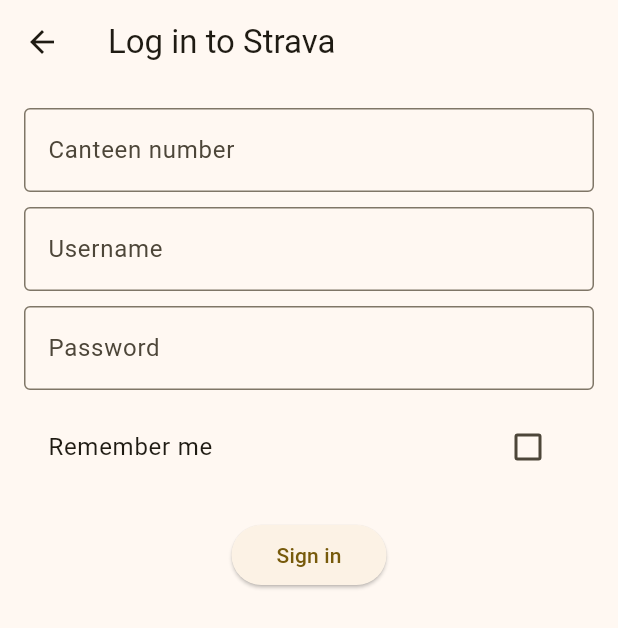
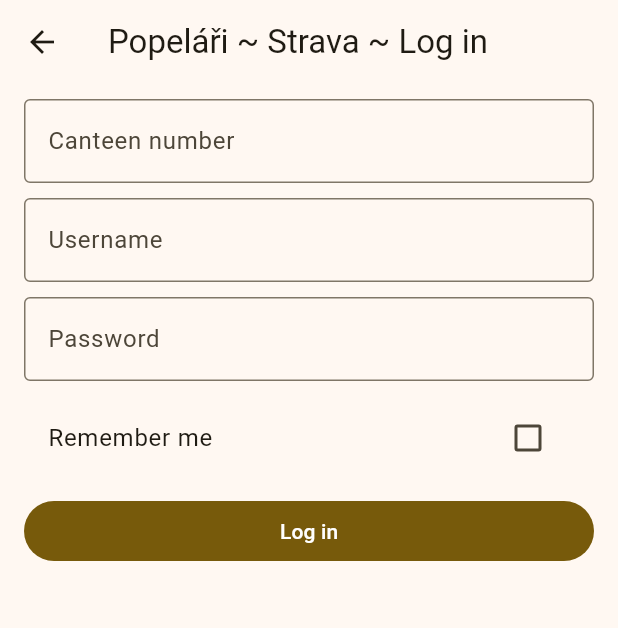
Before and after one commit to voytxt/popelari, a Flutter app: the screen it shows after launch, item 2 of the bottom bar chosen, after a tap on "Log in", on a phone screen of 412 x 824 dp. Shown: the top 628 px of the screen. Run offline on Flutter 3.47's test engine with Material 2 defaults, Android fonts, the phone set to English and light mode, and no system bars; our stand-ins replace flutter_secure_storage, logger.

Commit message:
Better Strava log in experience

```diff
--- a/lib/screens/common/error.dart
+++ b/lib/screens/common/error.dart
@@ -1,4 +1,5 @@
 import 'package:flutter/material.dart';
+import 'package:popelari/screens/common/space.dart';
 
 class Error extends StatelessWidget {
   const Error({required this.error, required this.stackTrace, super.key});
@@ -10,16 +11,17 @@ class Error extends StatelessWidget {
   Widget build(BuildContext context) {
     TextStyle red(TextStyle textStyle) => textStyle.copyWith(color: Theme.of(context).colorScheme.error);
 
-    return Column(
-      mainAxisAlignment: MainAxisAlignment.center,
-      crossAxisAlignment: CrossAxisAlignment.start,
-      children: [
-        Text('Error', style: red(Theme.of(context).textTheme.headlineLarge!)),
-        const SizedBox(height: 10),
-        Text(error, style: red(Theme.of(context).textTheme.bodyLarge!)),
-        const SizedBox(height: 8),
-        Text(stackTrace, style: red(Theme.of(context).textTheme.bodySmall!)),
-      ],
+    return Expanded(
+      child: SingleChildScrollView(
+        child: Column(
+          crossAxisAlignment: CrossAxisAlignment.start,
+          children: spaceBetween(10, [
+            Text('Error', style: red(Theme.of(context).textTheme.headlineLarge!)),
+            Text(error, style: red(Theme.of(context).textTheme.bodyLarge!)),
+            Text(stackTrace, style: red(Theme.of(context).textTheme.bodySmall!)),
+          ]),
+        ),
+      ),
     );
   }
 }
--- /dev/null
+++ b/lib/screens/common/space.dart
@@ -0,0 +1,14 @@
+import 'package:flutter/material.dart';
+
+List<Widget> spaceBetween(double? space, List<Widget> widgets) {
+  return [
+    widgets[0],
+    for (final widget in widgets.skip(1)) ...[SizedBox(height: space), widget],
+  ];
+}
+
+List<Widget> spaceBeforeEach(double? space, List<Widget> widgets) {
+  return [
+    for (final widget in widgets) ...[SizedBox(height: space), widget],
+  ];
+}
--- a/lib/screens/strava.dart
+++ b/lib/screens/strava.dart
@@ -115,6 +115,7 @@ class _StravaState extends State<Strava> {
       mainAxisAlignment: MainAxisAlignment.center,
       children: [
         Error(error: error.toString(), stackTrace: stackTrace.toString()),
+        const SizedBox(height: 8),
         _buildLogInButton(context),
       ],
     );
@@ -200,8 +201,8 @@ class _StravaState extends State<Strava> {
   }
 
   Widget _buildLogInButton(BuildContext context) {
-    return ElevatedButton(
-      style: ElevatedButton.styleFrom(padding: const EdgeInsets.symmetric(horizontal: 30)),
+    return FilledButton(
+      style: FilledButton.styleFrom(padding: const EdgeInsets.symmetric(horizontal: 30)),
       onPressed: () async {
         final food = await Navigator.pushNamed(context, '/strava/auth') as strava.Food?;
 
--- a/lib/screens/strava/auth.dart
+++ b/lib/screens/strava/auth.dart
@@ -3,6 +3,7 @@ import 'package:flutter/services.dart';
 import 'package:intl/intl.dart' show toBeginningOfSentenceCase;
 import 'package:popelari/api/strava.dart' as strava;
 import 'package:popelari/common/storage.dart';
+import 'package:popelari/screens/common/space.dart';
 
 class Auth extends StatefulWidget {
   const Auth({super.key});
@@ -31,72 +32,53 @@ class _AuthState extends State<Auth> {
   @override
   Widget build(BuildContext context) {
     return Scaffold(
-      appBar: AppBar(
-        title: const Text('Log in to Strava'),
-      ),
+      appBar: AppBar(title: const Text('Popeláři ~ Strava ~ Log in')),
       body: Padding(
-        padding: const EdgeInsets.all(16),
+        padding: const EdgeInsets.symmetric(horizontal: 16),
         child: Form(
           key: _formKey,
-          child: Column(children: [
-            _buildTextFormField(
-              _canteenIdController,
-              'canteen number',
-              keyboard: TextInputType.number,
-              filter: [FilteringTextInputFormatter.digitsOnly],
-            ),
-            const SizedBox(height: 10),
-            _buildTextFormField(
-              _usernameController,
-              'username',
-            ),
-            const SizedBox(height: 10),
-            _buildTextFormField(
-              _passwordController,
-              'password',
-              hideText: true,
-            ),
-            const SizedBox(height: 10),
+          child: Column(
+            children: spaceBeforeEach(10, [
+              _buildTextFormField(_canteenIdController, 'canteen number', isNumerical: true),
+              _buildTextFormField(_usernameController, 'username'),
+              _buildTextFormField(_passwordController, 'password', isPassword: true, isLast: true),
               CheckboxListTile(
-              title: const Text('Remember me'),
                 value: _rememberMe,
                 onChanged: (value) => setState(() => _rememberMe = value!),
+                title: const Text('Remember me'),
               ),
-            const SizedBox(height: 20),
-            ElevatedButton(
-              style: ElevatedButton.styleFrom(padding: const EdgeInsets.symmetric(horizontal: 30)),
-              onPressed: _handlePress,
-              child: const Text('Sign in'),
+              FilledButton(
+                style: FilledButton.styleFrom(minimumSize: const Size.fromHeight(40)),
+                onPressed: _handleLogIn,
+                child: const Text('Log in'),
               ),
             ]),
+          ),
         ),
       ),
     );
   }
 
-  Widget _buildTextFormField(
+  TextFormField _buildTextFormField(
     TextEditingController controller,
     String label, {
-    TextInputType? keyboard,
-    List<TextInputFormatter>? filter,
-    bool hideText = false,
+    bool isNumerical = false,
+    bool isPassword = false,
+    bool isLast = false,
   }) {
     return TextFormField(
       controller: controller,
-      keyboardType: keyboard,
-      inputFormatters: filter,
-      obscureText: hideText,
-      decoration: InputDecoration(
-        border: const OutlineInputBorder(),
-        labelText: toBeginningOfSentenceCase(label),
-      ),
-      validator: (value) {
-        return value == null || value.isEmpty ? 'Please enter your $label' : null;
-      },
+      keyboardType: isNumerical ? TextInputType.number : null,
+      inputFormatters: isNumerical ? [FilteringTextInputFormatter.digitsOnly] : null,
+      obscureText: isPassword,
+      autovalidateMode: AutovalidateMode.onUserInteraction,
+      validator: (value) => value == null || value.isEmpty ? 'Please enter your $label' : null,
+      decoration: InputDecoration(border: const OutlineInputBorder(), labelText: toBeginningOfSentenceCase(label)),
+      textInputAction: isLast ? TextInputAction.done : TextInputAction.next,
     );
   }
 
-  Future<void> _handlePress() async {
+  Future<void> _handleLogIn() async {
     if (!_formKey.currentState!.validate()) return;
 
     late strava.Food food;
@@ -107,14 +89,12 @@ class _AuthState extends State<Auth> {
         username: _usernameController.text,
         password: _passwordController.text,
       );
-    } catch (error) {
+    } catch (_) {
       return showDialog(
         context: context,
         builder: (context) => AlertDialog(
           title: const Text('Error'),
-          titleTextStyle: TextStyle(color: Theme.of(context).colorScheme.error),
           content: const Text('Your credentials are incorrect'),
-          contentTextStyle: TextStyle(color: Theme.of(context).colorScheme.error),
           actions: [
             TextButton(
               onPressed: () => Navigator.pop(context),
```
Lines whose indentation alone changed are shown as unchanged.
